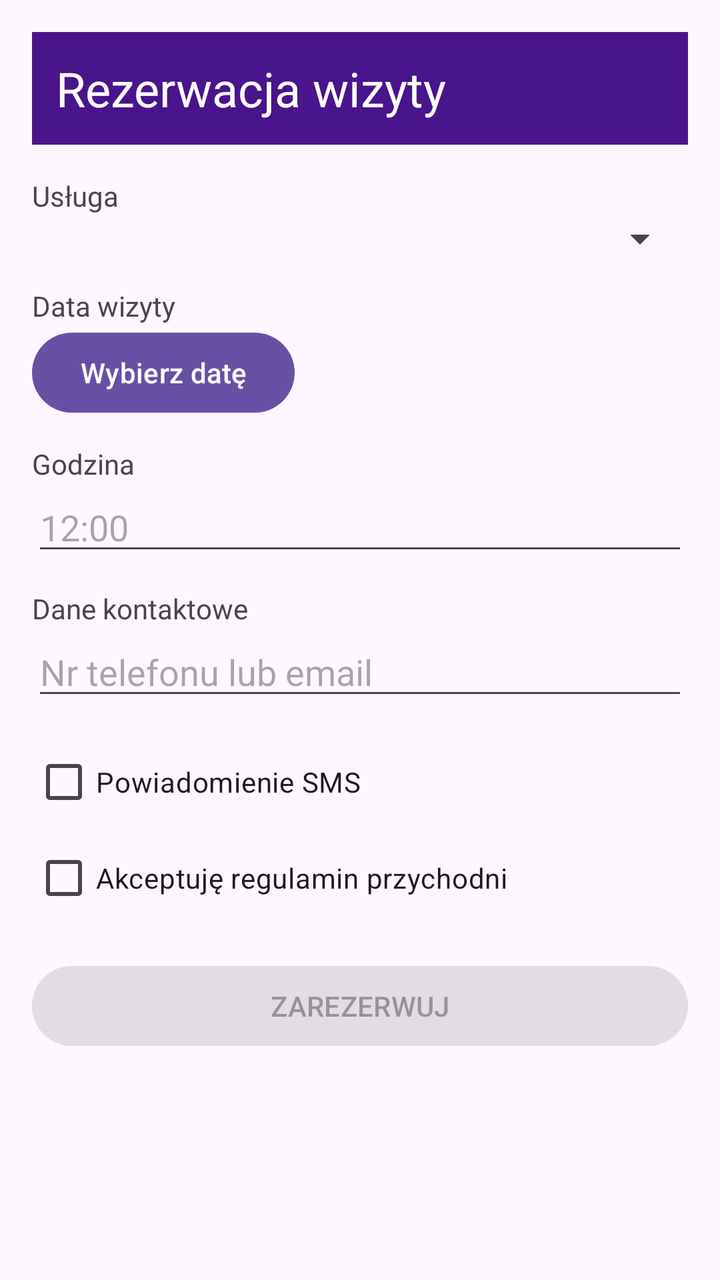
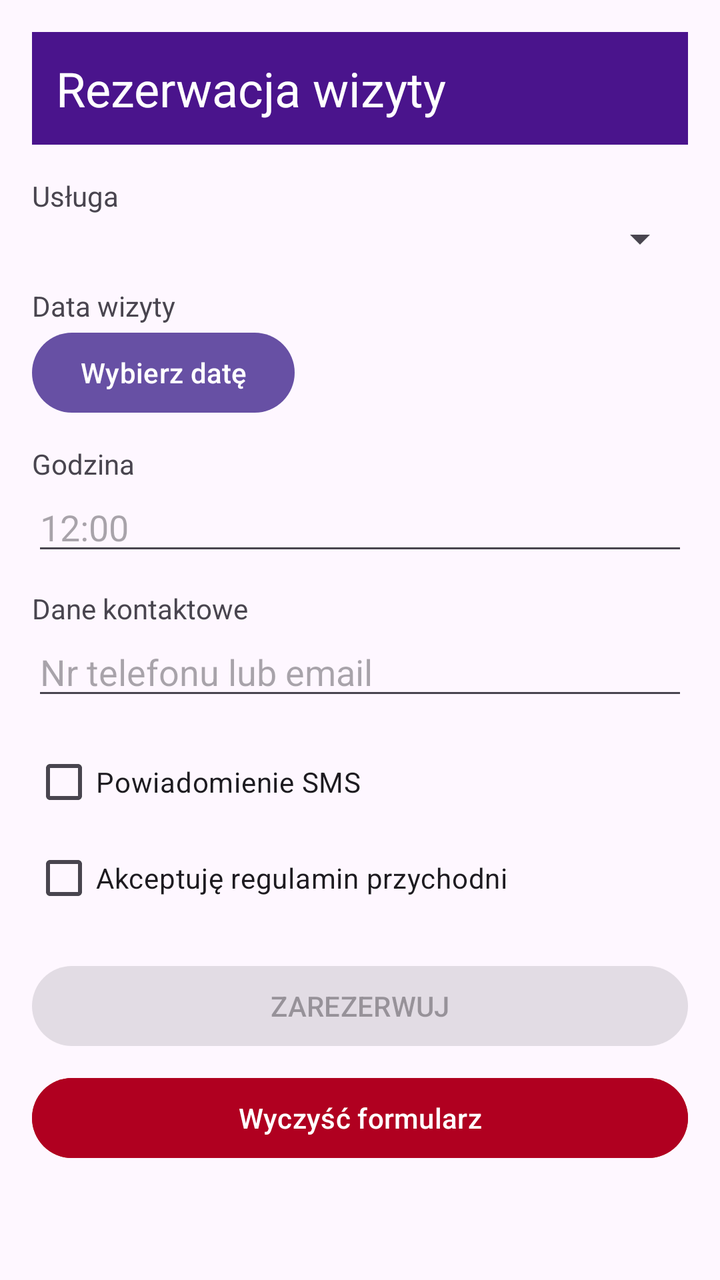

An Android layout rendered at two revisions. The XML below is the earlier revision; the diff shows what the commit changed to produce the second picture.
<!-- AndroidManifest.xml: application theme Theme.Formularze -->
<!-- res/layout/activity_main.xml -->
<?xml version="1.0" encoding="utf-8"?>
<ScrollView xmlns:android="http://schemas.android.com/apk/res/android"
    xmlns:tools="http://schemas.android.com/tools"
    android:id="@+id/main"
    android:layout_width="match_parent"
    android:layout_height="match_parent"
    android:fillViewport="true"
    tools:context=".MainActivity">

    <LinearLayout
        android:layout_width="match_parent"
        android:layout_height="wrap_content"
        android:orientation="vertical"
        android:padding="16dp">

        <TextView
            android:layout_width="match_parent"
            android:layout_height="wrap_content"
            android:background="#4A148C"
            android:padding="12dp"
            android:text="@string/header_visit"
            android:textColor="#FFFFFF"
            android:textSize="24sp" />

        <TextView
            android:layout_width="wrap_content"
            android:layout_height="wrap_content"
            android:layout_marginTop="16dp"
            android:text="@string/label_service" />

        <Spinner
            android:id="@+id/spService"
            android:layout_width="match_parent"
            android:layout_height="wrap_content" />

        <TextView
            android:layout_width="wrap_content"
            android:layout_height="wrap_content"
            android:layout_marginTop="12dp"
            android:text="@string/label_date" />

        <Button
            android:id="@+id/btnDate"
            android:layout_width="wrap_content"
            android:layout_height="wrap_content"
            android:text="@string/btn_date" />

        <TextView
            android:layout_width="wrap_content"
            android:layout_height="wrap_content"
            android:layout_marginTop="12dp"
            android:text="@string/label_time" />

        <EditText
            android:id="@+id/etTime"
            android:layout_width="match_parent"
            android:layout_height="wrap_content"
            android:hint="@string/hint_time"
            android:inputType="text"
            android:maxLines="1" />

        <TextView
            android:layout_width="wrap_content"
            android:layout_height="wrap_content"
            android:layout_marginTop="12dp"
            android:text="@string/label_contact" />

        <EditText
            android:id="@+id/etContact"
            android:layout_width="match_parent"
            android:layout_height="wrap_content"
            android:hint="@string/hint_contact"
            android:inputType="textEmailAddress"
            android:maxLines="1" />

        <CheckBox
            android:id="@+id/cbSms"
            android:layout_width="wrap_content"
            android:layout_height="wrap_content"
            android:layout_marginTop="12dp"
            android:text="@string/sms_reminder" />

        <CheckBox
            android:id="@+id/cbTerms"
            android:layout_width="wrap_content"
            android:layout_height="wrap_content"
            android:text="@string/terms_visit" />

        <Button
            android:id="@+id/btnBook"
            android:layout_width="match_parent"
            android:layout_height="wrap_content"
            android:layout_marginTop="16dp"
            android:enabled="false"
            android:text="@string/btn_book" />

        <TextView
            android:id="@+id/tvSummary"
            android:layout_width="match_parent"
            android:layout_height="wrap_content"
            android:layout_marginTop="16dp"
            android:textSize="16sp" />

    </LinearLayout>
</ScrollView>
<!-- resources referenced by this layout -->
<resources>
  <string name="btn_book">ZAREZERWUJ</string>
  <string name="btn_date">Wybierz datę</string>
  <string name="header_visit">Rezerwacja wizyty</string>
  <string name="hint_contact">Nr telefonu lub email</string>
  <string name="hint_time">12:00</string>
  <string name="label_contact">Dane kontaktowe</string>
  <string name="label_date">Data wizyty</string>
  <string name="label_service">Usługa</string>
  <string name="label_time">Godzina</string>
  <string name="sms_reminder">Powiadomienie SMS</string>
  <string name="terms_visit">Akceptuję regulamin przychodni</string>
  <style name="Theme.Formularze" parent="Base.Theme.Formularze" />
  <style name="Base.Theme.Formularze" parent="Theme.Material3.DayNight.NoActionBar">
          
          
      </style>
</resources>

<!-- the commit's change to res/layout/activity_main.xml (unified diff, before → after) -->
@@ -94,6 +94,14 @@
             android:enabled="false"
             android:text="@string/btn_book" />
 
+        <Button
+            android:id="@+id/btnClear"
+            android:layout_width="match_parent"
+            android:layout_height="wrap_content"
+            android:layout_marginTop="8dp"
+            android:backgroundTint="#B00020"
+            android:text="@string/btn_clear" />
+
         <TextView
             android:id="@+id/tvSummary"
             android:layout_width="match_parent"
<!-- resource entries referenced after the edit -->
@@ -1,6 +1,7 @@
 <!-- resources referenced by this layout -->
 <resources>
   <string name="btn_book">ZAREZERWUJ</string>
+  <string name="btn_clear">Wyczyść formularz</string>
   <string name="btn_date">Wybierz datę</string>
   <string name="header_visit">Rezerwacja wizyty</string>
   <string name="hint_contact">Nr telefonu lub email</string>
